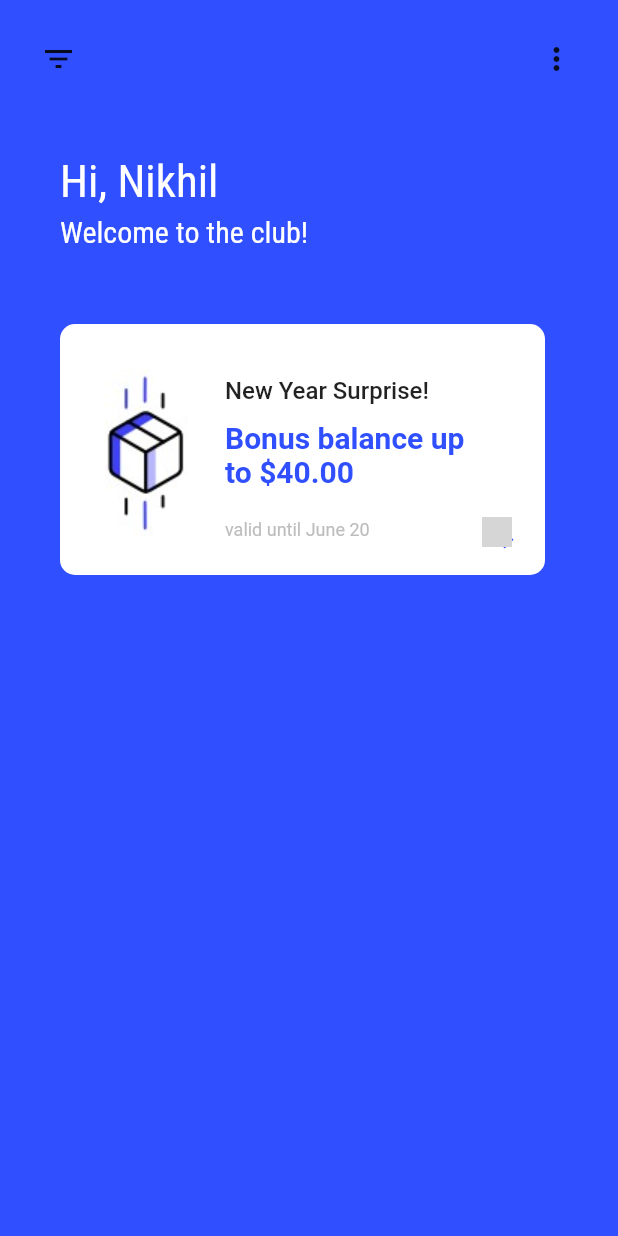
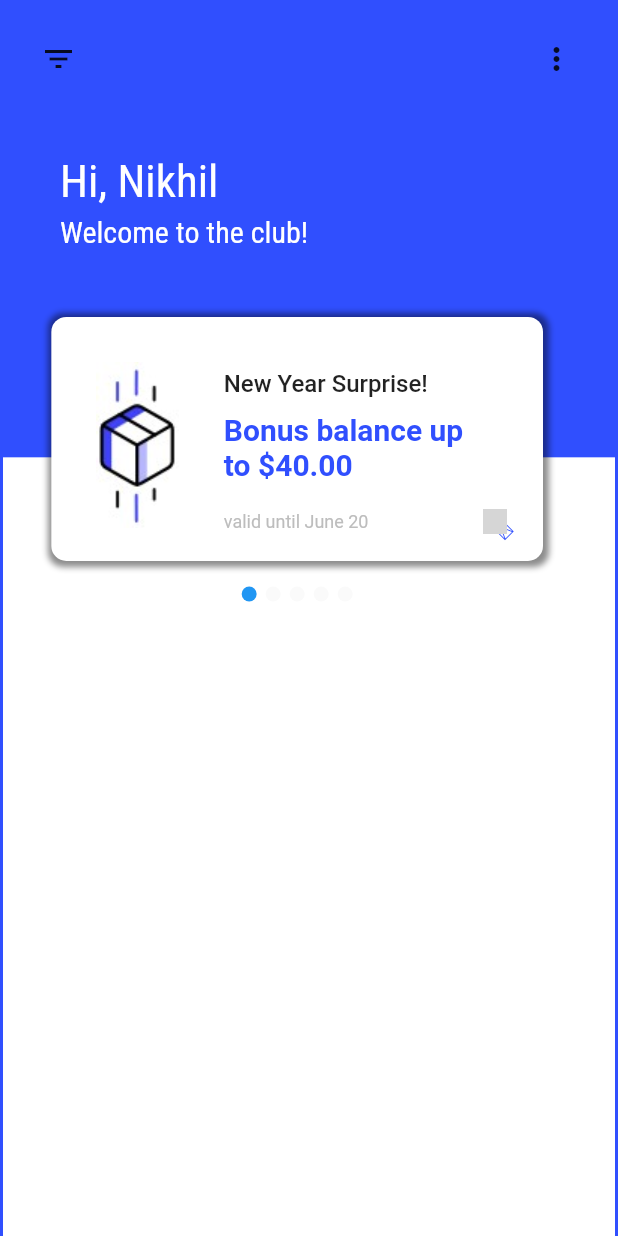
Before and after one commit to nakenapalli/ui-practice, a Flutter app: the screen it shows after launch, on a phone screen of 412 x 824 dp. Run offline on Flutter 3.47's test engine with Material 2 defaults, Android fonts, the phone set to English and light mode, and no system bars; our stand-ins replace flutter_swiper, google_fonts, material_design_icons_flutter; grey boxes are pictures that could not be loaded.

Commit message:
added white contrast background, improved swiper

```diff
--- a/lib/custom_card_wide.dart
+++ b/lib/custom_card_wide.dart
@@ -21,14 +21,22 @@ class CustomCardWide extends StatelessWidget {
       decoration: BoxDecoration(
         color: Colors.white,
         borderRadius: BorderRadius.circular(10),
+        boxShadow: [
+          BoxShadow(
+            color: Colors.black45,
+            blurRadius: 3.0,
+            spreadRadius: 3.0,
+            offset: Offset(1.0, 1.0),
+          )
+        ],
       ),
-      margin: EdgeInsets.all(10.0),
+      margin: EdgeInsets.all(30.0),
       padding: EdgeInsets.only(top: 30, bottom: 20, left: 30, right: 20),
       child: Row(
         crossAxisAlignment: CrossAxisAlignment.start,
         children: <Widget>[
           Image.asset('assets/graphics/box.jpg'),
-          SizedBox(width: 20),
+          SizedBox(width: 25),
           Flexible(
             child: Column(
               mainAxisAlignment: MainAxisAlignment.start,
--- a/lib/sample_page_2.dart
+++ b/lib/sample_page_2.dart
@@ -10,7 +10,11 @@ class SamplePage2 extends StatelessWidget {
   Widget build(BuildContext context) {
     return Scaffold(
       backgroundColor: Colors.indigoAccent[700],
-      body: Column(
+      body: Stack(
+        alignment: Alignment.bottomCenter,
+        children: <Widget>[
+          Container(
+            child: Column(
               crossAxisAlignment: CrossAxisAlignment.start,
               children: <Widget>[
                 Padding(
@@ -58,11 +62,27 @@ class SamplePage2 extends StatelessWidget {
                     ),
                   ),
                 ),
+              ],
+            ),
+          ),
           Padding(
-            padding: EdgeInsets.only(left: 30.0, top: 40),
+            padding: EdgeInsets.only(left: 2.0, right: 2.0),
+            child: Expanded(
               child: Container(
-              width: MediaQuery.of(context).size.width / 1.2,
-              height: MediaQuery.of(context).size.height / 4.4,
+                height: MediaQuery.of(context).size.height * 0.63,
+                decoration: BoxDecoration(
+                  color: Colors.white,
+                ),
+              ),
+            ),
+          ),
+          Positioned(
+            bottom: 420,
+            right: 20,
+            child: Container(
+              width: MediaQuery.of(context).size.width / 0.9,
+              height: MediaQuery.of(context).size.height / 3.7,
+              padding: EdgeInsets.only(left: 70),
               child: Swiper(
                 itemBuilder: (context, index) {
                   return CustomCardWide(
@@ -71,7 +91,11 @@ class SamplePage2 extends StatelessWidget {
                     expired: "valid until June 20",
                   );
                 },
-                itemCount: 3,
+                itemCount: 5,
+                pagination: SwiperPagination(
+                  margin: EdgeInsets.only(top: 20),
+                  builder: SwiperPagination.dots,
+                ),
               ),
             ),
           ),
```
Lines whose indentation alone changed are shown as unchanged.
